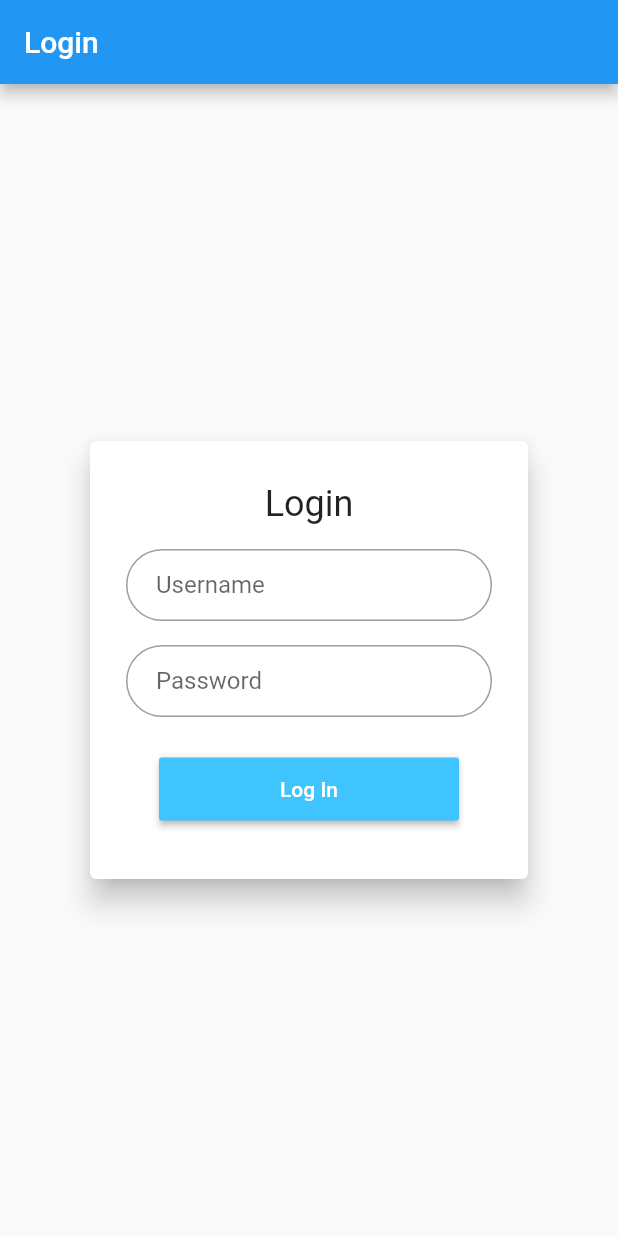
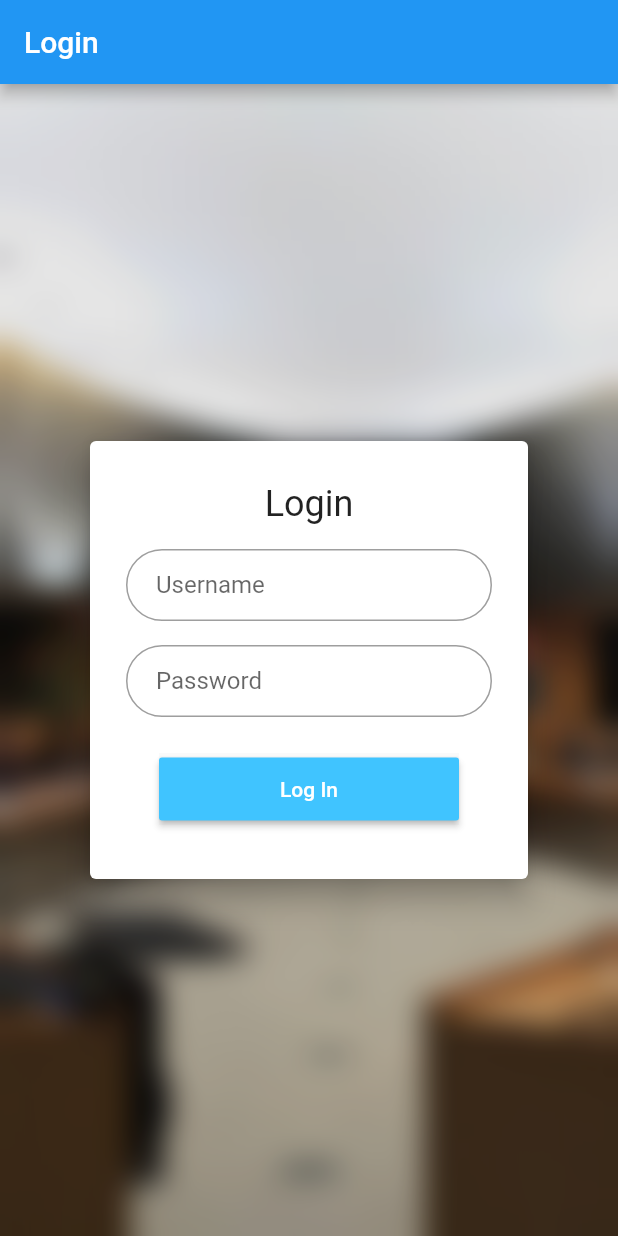
Before and after one commit to Petrol-/flutter-event, a Flutter app: the screen it shows after launch, on a phone screen of 412 x 824 dp. Run offline on Flutter 3.47's test engine with Material 2 defaults, Android fonts, the phone set to English and light mode, and no system bars; our stand-ins replace carousel_slider.

Commit message:
Added backdrop effect on login page

```diff
--- a/lib/pages/login.dart
+++ b/lib/pages/login.dart
@@ -1,3 +1,5 @@
+import 'dart:ui';
+
 import 'package:flutter/material.dart';
 import 'package:flutter_event/services/event_service.dart';
 import 'package:flutter_event/validation/login_form_validtion.dart';
@@ -19,7 +21,7 @@ class LoginForm extends State<LoginPage> {
   BuildContext _context;
 
   @override
-  void initState()  {
+  void initState() {
     _loadEvents();
     super.initState();
   }
@@ -27,11 +29,28 @@ class LoginForm extends State<LoginPage> {
   void _loadEvents() async {
     await _eventService.getAll();
   }
+
   @override
   Widget build(BuildContext context) {
     this._context = context;
 
-    return Center(
+    return Stack(
+      fit: StackFit.expand,
+      children: <Widget>[
+        Container(
+            decoration: BoxDecoration(
+                image: DecorationImage(
+                    fit: BoxFit.cover,
+                    image: AssetImage("lib/assets/login_bg.jpg"))),
+            child: BackdropFilter(
+              filter: ImageFilter.blur(sigmaX: 10, sigmaY: 10),
+              child: Container(
+                decoration: BoxDecoration(
+                  color: Colors.black.withOpacity(0.1)
+                ),
+              ),
+            )),
+        Center(
           child: Form(
             key: _formKey,
             child: Center(
@@ -107,6 +126,8 @@ await _eventService.getAll();
               ),
             ),
           ),
+        )
+      ],
     );
   }
 
```
Also changed, not shown: lib/assets/login_bg.jpg (added). Lines whose indentation alone changed are shown as unchanged.
